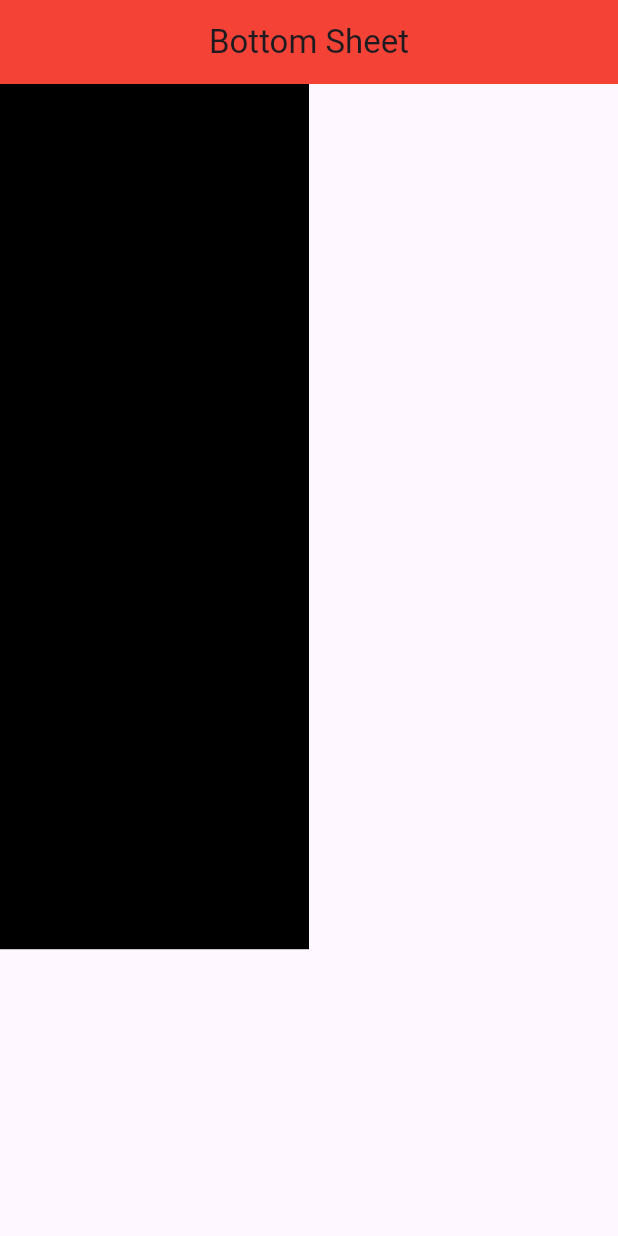
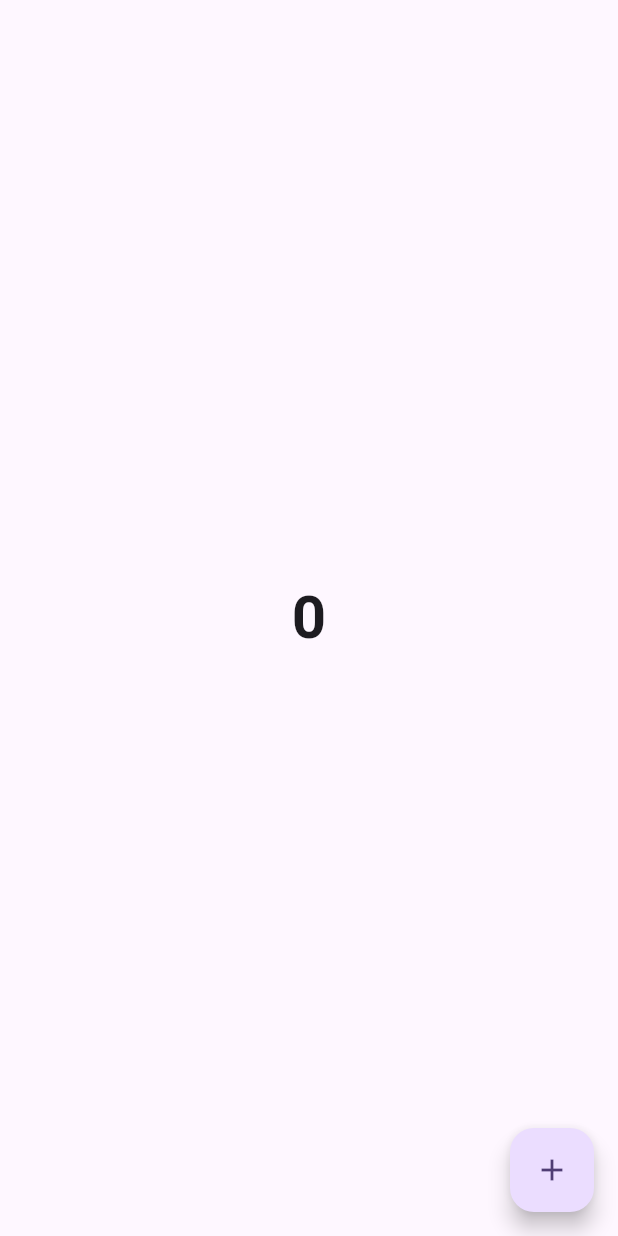
Before and after one commit to Engr-Zain-Ali/getx, a Flutter app: the screen it shows after launch, on a phone screen of 412 x 824 dp. Run offline on Flutter 3.47's test engine with Material 3 defaults, Android fonts, the phone set to English and light mode, and no system bars; our stand-ins replace get.

Commit message:
counter application

```diff
--- /dev/null
+++ b/lib/controller/counter_controller.dart
@@ -0,0 +1,12 @@
+import 'package:get/get.dart';
+
+class CounterController extends GetxController{
+  //getx datatype front of datatype we write Rx
+  RxInt counter=0.obs;
+  CounterIncreament(){
+    counter.value++;
+   print(counter.value);
+  }
+
+
+}
--- a/lib/main.dart
+++ b/lib/main.dart
@@ -5,6 +5,7 @@ import 'package:getx/views/Bottom_sheet.dart';
 import 'package:getx/views/Routes_Navigation/home.dart';
 import 'package:getx/views/Routes_Navigation/route_navigation.dart';
 import 'package:getx/views/alert_diolog.dart';
+import 'package:getx/views/reactive_statemanagement/counter_application.dart';
 import 'package:getx/views/snackbar_getx.dart';
 import 'package:getx/views/width_height_responciveness.dart';
 
@@ -25,7 +26,7 @@ class MyApp extends StatelessWidget {
         colorScheme: ColorScheme.fromSeed(seedColor: Colors.deepPurple),
         useMaterial3: true,
       ),
-      home:Responsiveness(),
+      home:Counter(),
       // getPages: [
       //   GetPage(name: "/5", page:()=>Home()),
       //   GetPage(name: "/1", page:()=>Route_Navigation()),
--- /dev/null
+++ b/lib/views/reactive_statemanagement/counter_application.dart
@@ -0,0 +1,45 @@
+import 'package:flutter/material.dart';
+import 'package:get/get.dart';
+import 'package:getx/controller/counter_controller.dart';
+class Counter extends StatefulWidget {
+  const Counter({super.key});
+
+  @override
+  State<Counter> createState() => _CounterState();
+}
+
+class _CounterState extends State<Counter> {
+  //int x=0;
+  //dependency ingection we add the controllers
+  final CounterController zcontroller=Get.put(CounterController());
+  @override
+  Widget build(BuildContext context) {
+print("kjkkjkjkkj");
+    return Scaffold(
+      floatingActionButton: FloatingActionButton(
+        child: Icon(Icons.add),
+        onPressed: (){
+          zcontroller.CounterIncreament();
+          // x++;
+          // setState(() {
+          //
+          // });
+
+
+        },
+      ),
+      body: Center(
+        // child: Text(x.toString(),style: TextStyle(fontSize: 40,fontWeight: FontWeight.bold
+        // ),),
+       // we can listen to thehange in our screen so use the obx
+        child: Obx((){
+          print('jnjnjnnj');
+          return Text(zcontroller.counter.toString(),style: TextStyle(fontSize: 40,fontWeight: FontWeight.bold
+          ),);
+        })
+
+      ),
+
+    );
+  }
+}
```
